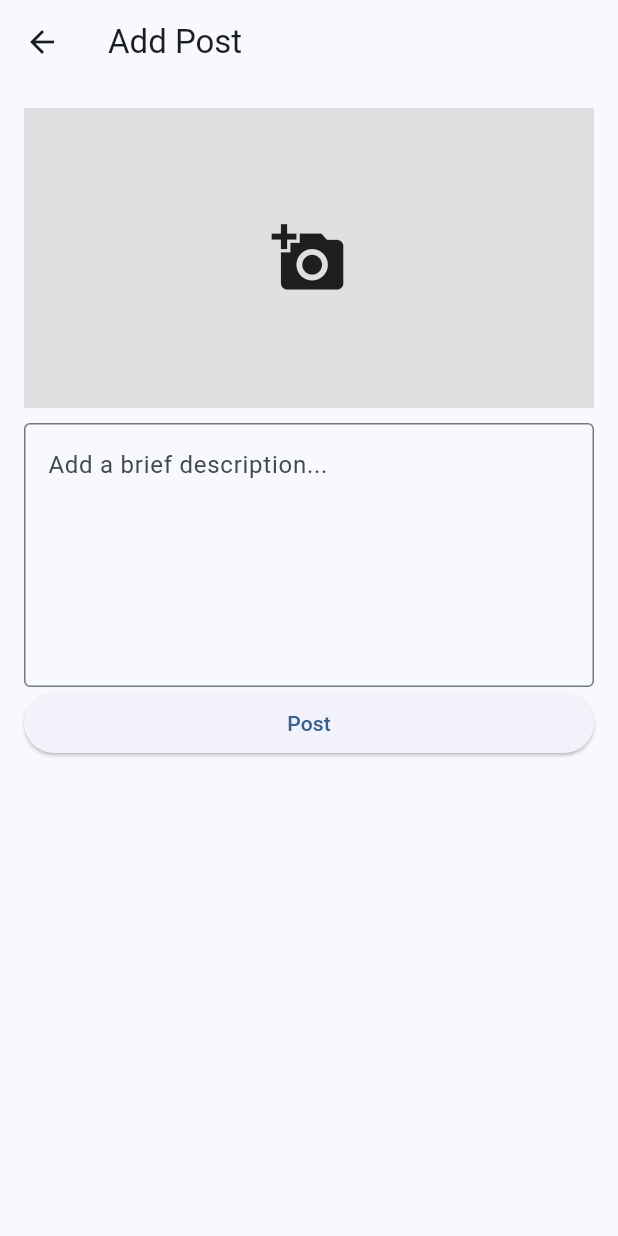
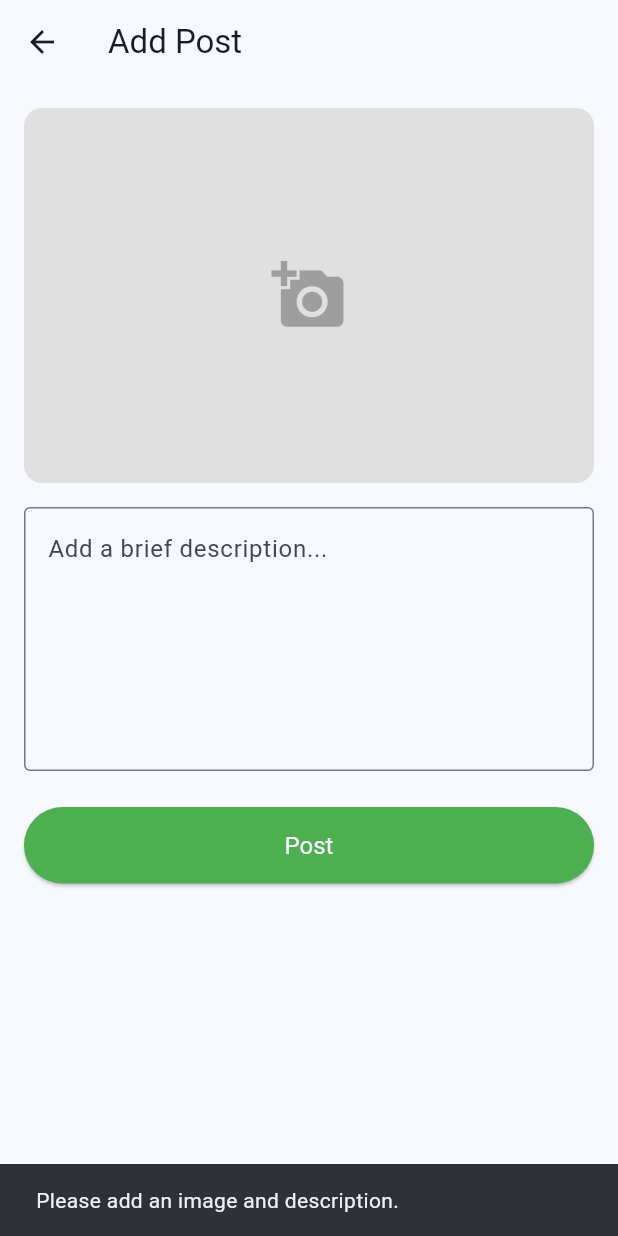
Before and after one commit to alyapr/SI6BPAB2, a Flutter app: the AddPostScreen screen opened directly, after a tap on "Post", on a phone screen of 412 x 824 dp. Run offline on Flutter 3.47's test engine with Material 3 defaults, Android fonts, the phone set to English and light mode, and no system bars; our stand-ins replace cloud_firestore, firebase_auth, firebase_core, flutter_image_compress, geolocator, google_generative_ai and 2 more; missing offline and left inert: firebase_app_check; accounts and stored records are empty.

Commit message:
update add post dan android manifest

```diff
--- a/fasum_app/lib/screens/add_post_screen.dart
+++ b/fasum_app/lib/screens/add_post_screen.dart
@@ -28,26 +28,57 @@ class _AddPostScreenState extends State<AddPostScreen> {
   String? _aiDescription;
   bool _isGenerating = false;
 
-  Future<void> _compressAndEncodeImage() async {
-    if (_image == null) return;
+  List<String> categories = [
+    'Jalan Rusak',
+    'Marka Pudar',
+    'Lampu Mati',
+    'Trotoar Rusak',
+    'Rambu Rusak',
+    'Jembatan Rusak',
+    'Sampah Menumpuk',
+    'Saluran Tersumbat',
+    'Sungai Tercemar',
+    'Sampah Sungai',
+    'Pohon Tumbang',
+    'Taman Rusak',
+    'Fasilitas Rusak',
+    'Pipa Bocor',
+    'Vandalisme',
+    'Banjir',
+    'Lainnya',
+  ];
+  Set<String> _selectedCategories = {}; // Untuk menampung kategori yang dipilih
+  String? _selectedCategory; // Menyimpan kategori yang dipilih
+  void _showCategorySelection() {
+    showModalBottomSheet(
+      context: context,
+      shape: const RoundedRectangleBorder(
+        borderRadius: BorderRadius.vertical(top: Radius.circular(16)),
+      ),
+      builder: (BuildContext context) {
+        return ListView(
+          shrinkWrap: true,
+          children: categories.map((category) {
+            return ListTile(
+              title: Text(category),
+              onTap: () {
+                setState(() {
+                  _aiCategory =
+                      category; // Ganti AI category dengan pilihan user
+                });
+                Navigator.pop(context);
+              },
+            );
+          }).toList(),
+        );
+      },
+    );
+  }
 
-    try {
-      final compressedImage = await FlutterImageCompress.compressWithFile(
-        _image!.path,
-        quality: 50,
-      );
-      if (compressedImage == null) return;
-
-      setState(() {
-        _base64Image = base64Encode(compressedImage);
-      });
-    } catch (e) {
-      if (mounted) {
-        ScaffoldMessenger.of(
-          context,
-        ).showSnackBar(SnackBar(content: Text('Failed to compress image: $e')));
-      }
-    }
+  @override
+  void dispose() {
+    _descriptionController.dispose();
+    super.dispose();
   }
 
   Future<void>? _pickImage(ImageSource source) async {
@@ -68,6 +99,28 @@ class _AddPostScreenState extends State<AddPostScreen> {
         ScaffoldMessenger.of(
           context,
         ).showSnackBar(SnackBar(content: Text('Failed to pick image: $e')));
+      }
+    }
+  }
+
+  Future<void> _compressAndEncodeImage() async {
+    if (_image == null) return;
+
+    try {
+      final compressedImage = await FlutterImageCompress.compressWithFile(
+        _image!.path,
+        quality: 50,
+      );
+      if (compressedImage == null) return;
+
+      setState(() {
+        _base64Image = base64Encode(compressedImage);
+      });
+    } catch (e) {
+      if (mounted) {
+        ScaffoldMessenger.of(
+          context,
+        ).showSnackBar(SnackBar(content: Text('Failed to compress image: $e')));
       }
     }
   }
@@ -134,25 +187,29 @@ class _AddPostScreenState extends State<AddPostScreen> {
   }
 
   Future<void> _getLocation() async {
-    bool serviceEnabled;
-    LocationPermission permission;
-
-    serviceEnabled = await Geolocator.isLocationServiceEnabled();
+    try {
+      bool serviceEnabled = await Geolocator.isLocationServiceEnabled();
       if (!serviceEnabled) {
-      throw Exception('Location services are disabled');
+        ScaffoldMessenger.of(context).showSnackBar(
+          const SnackBar(content: Text('Location services are disabled.')),
+        );
+        return;
       }
-
-    permission = await Geolocator.checkPermission();
+      LocationPermission permission = await Geolocator.checkPermission();
       if (permission == LocationPermission.denied) {
         permission = await Geolocator.requestPermission();
         if (permission == LocationPermission.deniedForever ||
             permission == LocationPermission.denied) {
-        throw Exception('Location permissions are denied.');
+          ScaffoldMessenger.of(context).showSnackBar(
+            const SnackBar(content: Text('Location permissions are denied.')),
+          );
+          return;
         }
-
-      try {
+      }
       final position = await Geolocator.getCurrentPosition(
-                // locationSettings: LocationSettings(accuracy: LocationAccuracy.high),
+              // locationSettings: const LocationSettings(
+              //   accuracy: LocationAccuracy.high,
+              // ),
               )
           .timeout(const Duration(seconds: 10));
       setState(() {
@@ -160,56 +217,65 @@ class _AddPostScreenState extends State<AddPostScreen> {
         _longtitude = position.longitude;
       });
     } catch (e) {
-        debugPrint('Gagal mendapatkan lokasi: $e');
+      debugPrint('Failed to retrieve location: $e');
+      ScaffoldMessenger.of(context).showSnackBar(
+        SnackBar(content: Text('Failed to retrieve location: $e')),
+      );
       setState(() {
         _latitude = null;
         _longtitude = null;
       });
     }
   }
-  }
 
   Future<void> _submitPost() async {
-    if (_base64Image == null || _descriptionController.text.isEmpty) return;
-
+    if (_base64Image == null || _descriptionController.text.isEmpty) {
+      ScaffoldMessenger.of(context).showSnackBar(
+        const SnackBar(content: Text('Please add an image and description.')),
+      );
+      return;
+    }
     setState(() => _isUploading = true);
-
     final now = DateTime.now().toIso8601String();
     final uid = FirebaseAuth.instance.currentUser?.uid;
-
     if (uid == null) {
       setState(() => _isUploading = false);
       ScaffoldMessenger.of(context).showSnackBar(
-        SnackBar(content: Text('Pengguna tidak ditemukan')),
+        const SnackBar(content: Text('User not found. Please sign in.')),
       );
       return;
     }
-
     try {
       await _getLocation();
-
-      //ambil nama lengkap dari koleksi user
       final userDoc =
-          await FirebaseFirestore.instance.collection('user').doc(uid).get();
-      final fullName = userDoc.data()?['fullName'] ?? 'Tanpa Nama';
-      await FirebaseFirestore.instance.collection('post').add({
+          await FirebaseFirestore.instance.collection('users').doc(uid).get();
+      final fullName = userDoc.data()?['fullName'] ?? 'Anonymous';
+      await FirebaseFirestore.instance.collection('posts').add({
         'image': _base64Image,
         'description': _descriptionController.text,
-        'createAt': now,
+        'category': _aiCategory ?? 'Tidak diketahui',
+        'createdAt': now,
         'latitude': _latitude,
-        'longtitude': _longtitude,
-        'fullName': fullName, // <--- tambahkan ini
-        'userID': uid, // optional : jika ingin simpan UID juga
+        'longitude': _longtitude,
+        'fullName': fullName,
+        'userId': uid,
       });
       if (!mounted) return;
       Navigator.pop(context);
+      ScaffoldMessenger.of(context).showSnackBar(
+        const SnackBar(content: Text('Post uploaded successfully!')),
+      );
     } catch (e) {
       debugPrint('Upload failed: $e');
       if (!mounted) return;
       setState(() => _isUploading = false);
-      ScaffoldMessenger.of(context).showSnackBar(
-        SnackBar(content: Text('Gagal mengunggah postingan')),
-      );
+      ScaffoldMessenger.of(
+        context,
+      ).showSnackBar(SnackBar(content: Text('Failed to upload the post: $e')));
+    } finally {
+      if (mounted) {
+        setState(() => _isUploading = false);
+      }
     }
   }
 
@@ -251,33 +317,105 @@ class _AddPostScreenState extends State<AddPostScreen> {
   Widget build(BuildContext context) {
     return Scaffold(
       appBar: AppBar(
-        title: Text('Add Post'),
+        title: const Text('Add Post'),
       ),
       body: SingleChildScrollView(
         padding: const EdgeInsets.all(16),
         child: Column(
           crossAxisAlignment: CrossAxisAlignment.stretch,
           children: [
-            _image != null
-                ? Image.file(
+            GestureDetector(
+              onTap: _showImageSourceDialog,
+              child: Container(
+                height: 250,
+                decoration: BoxDecoration(
+                  color: Colors.grey[300],
+                  borderRadius: BorderRadius.circular(12),
+                ),
+                child: _image != null
+                    ? ClipRRect(
+                        borderRadius: BorderRadius.circular(12),
+                        child: Image.file(
                           _image!,
-                    height: 200,
+                          height: 250,
                           width: double.infinity,
                           fit: BoxFit.cover,
+                        ),
                       )
-                : GestureDetector(
-                    onTap: _showImageSourceDialog,
-                    child: Container(
-                      height: 200,
-                      color: Colors.grey[300],
-                      child: Center(
-                        child: Icon(Icons.add_a_photo, size: 50),
+                    : const Center(
+                        child: Icon(
+                          Icons.add_a_photo,
+                          size: 50,
+                          color: Colors.grey,
                         ),
                       ),
               ),
-            SizedBox(
-              height: 10,
             ),
+            const SizedBox(height: 16),
+            // Efek shimmer saat generating
+            if (_isGenerating)
+              Shimmer.fromColors(
+                baseColor: Colors.grey[300]!,
+                highlightColor: Colors.grey[100]!,
+                child: Column(
+                  crossAxisAlignment: CrossAxisAlignment.start,
+                  children: [
+                    Container(
+                      height: 20,
+                      width: 100,
+                      decoration: BoxDecoration(
+                        color: Colors.grey[300],
+                        borderRadius: BorderRadius.circular(8),
+                      ),
+                      margin: const EdgeInsets.only(bottom: 12),
+                    ),
+                    Container(
+                      height: 80,
+                      width: double.infinity,
+                      decoration: BoxDecoration(
+                        color: Colors.grey[300],
+                        borderRadius: BorderRadius.circular(8),
+                      ),
+                    ),
+                  ],
+                ),
+              ),
+            // Kategori dan tombol refresh
+            if (_aiCategory != null && !_isGenerating)
+              Padding(
+                padding: const EdgeInsets.only(bottom: 12.0),
+                child: Row(
+                  mainAxisAlignment: MainAxisAlignment.spaceBetween,
+                  children: [
+                    GestureDetector(
+                      onTap: _showCategorySelection,
+                      child: Chip(
+                        label: Row(
+                          mainAxisSize: MainAxisSize.min,
+                          children: [
+                            Text(_aiCategory!),
+                            const SizedBox(width: 6),
+                            const Icon(Icons.edit, size: 16),
+                          ],
+                        ),
+                        backgroundColor: Colors.blue[100],
+                      ),
+                    ),
+                    if (_image != null)
+                      IconButton(
+                        icon: const Icon(Icons.refresh),
+                        tooltip: 'Generate another description',
+                        onPressed: _generateDescriptionWithAI,
+                      ),
+                  ],
+                ),
+              ),
+            // TextField untuk deskripsi
+            Offstage(
+              offstage: _isGenerating,
+              child: Column(
+                crossAxisAlignment: CrossAxisAlignment.end,
+                children: [
                   TextField(
                     controller: _descriptionController,
                     textCapitalization: TextCapitalization.sentences,
@@ -287,9 +425,30 @@ class _AddPostScreenState extends State<AddPostScreen> {
                       border: OutlineInputBorder(),
                     ),
                   ),
+                ],
+              ),
+            ),
+            const SizedBox(height: 24),
+            // Tombol kirim post
             ElevatedButton(
-              onPressed: () {},
-              child: Text('Post'),
+              onPressed: _isUploading ? null : _submitPost,
+              style: ElevatedButton.styleFrom(
+                padding: const EdgeInsets.symmetric(vertical: 16),
+                textStyle: const TextStyle(fontSize: 16),
+                backgroundColor: Colors.green,
+              ),
+              child: _isUploading
+                  ? const SizedBox(
+                      height: 24,
+                      width: 24,
+                      child: CircularProgressIndicator(
+                        valueColor: AlwaysStoppedAnimation(Colors.white),
+                      ),
+                    )
+                  : const Text(
+                      'Post',
+                      style: TextStyle(color: Colors.white),
+                    ),
             ),
           ],
         ),
```
Also changed, not shown: 3 other files. Lines whose indentation alone changed are shown as unchanged.
